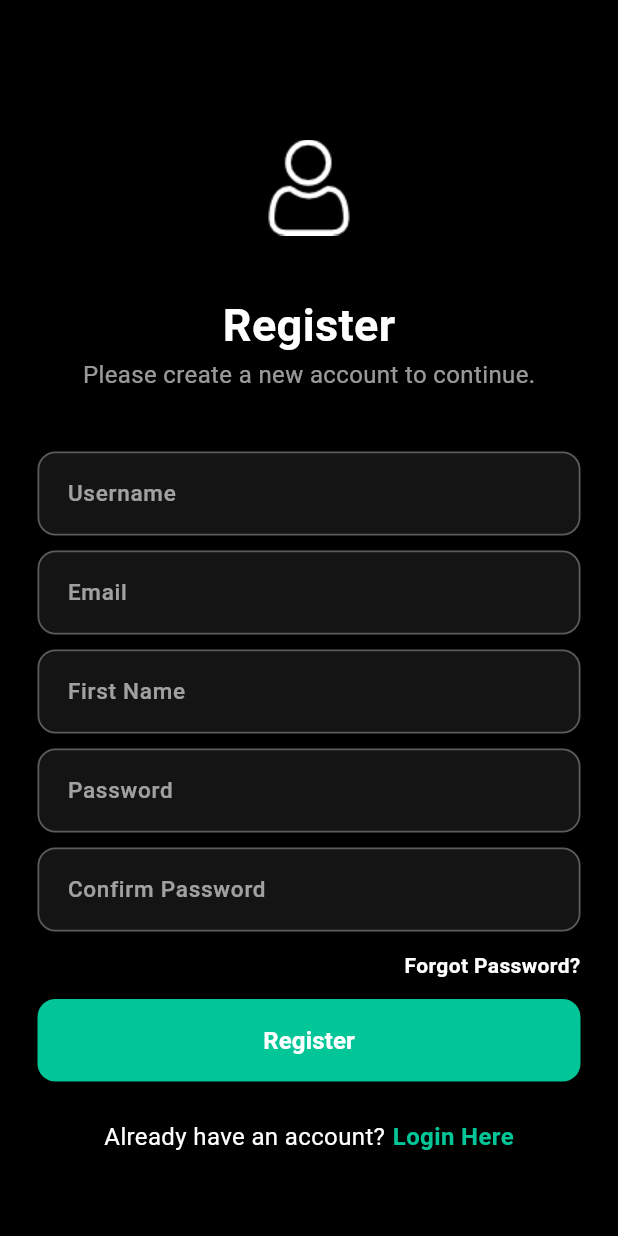
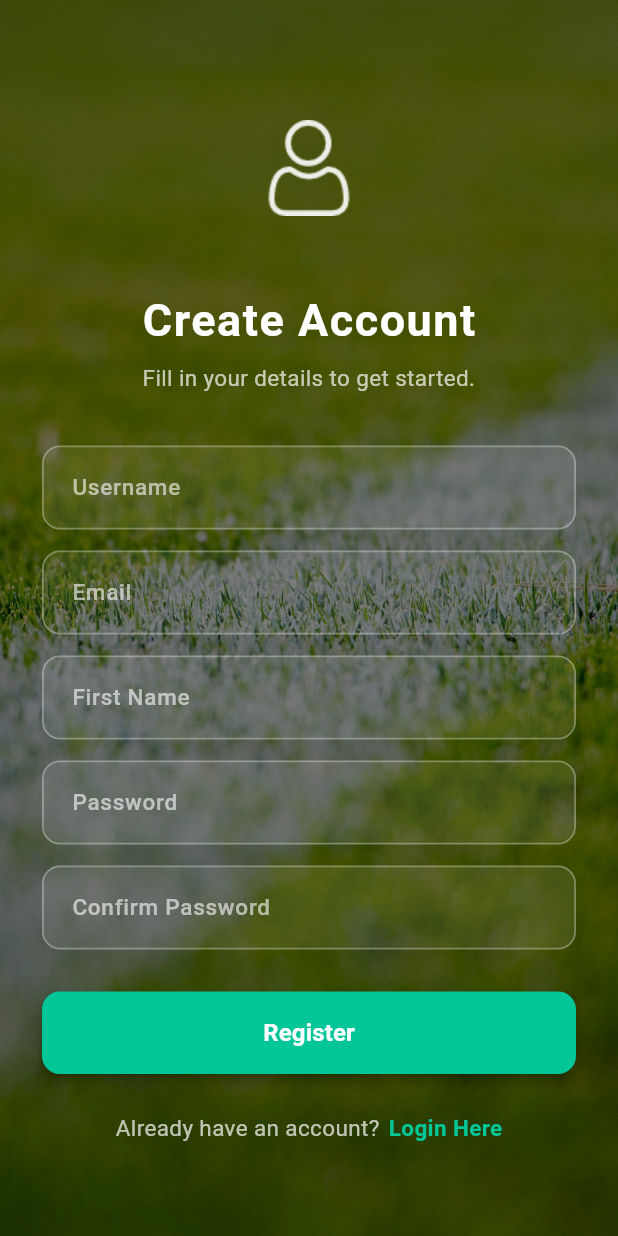
Before and after one commit to Sthabiso10/Wager-App, a Flutter app: the RegisterView screen opened directly, on a phone screen of 412 x 824 dp. Run offline on Flutter 3.47's test engine with Material 3 defaults, Android fonts, the phone set to English and light mode, and no system bars; our stand-ins replace cloud_firestore, firebase_auth, firebase_core, get_it, google_fonts, google_nav_bar and 1 more; accounts and stored records are empty; Roboto replaces fonts that are missing (Ubuntu).

Commit message:
Update register_view.dart

```diff
--- a/lib/app/register/register_view/register_view.dart
+++ b/lib/app/register/register_view/register_view.dart
@@ -21,103 +21,130 @@ class _RegisterViewState extends State<RegisterView> {
       viewModelBuilder: () => RegisterViewModel(),
       builder: (context, model, child) => Scaffold(
         resizeToAvoidBottomInset: false,
-        backgroundColor: backgroundColor,
-        body: Center(
+        body: Stack(
+          children: [
+            // Background image
+            Container(
+              decoration: const BoxDecoration(
+                image: DecorationImage(
+                  image: AssetImage('assets/wager_background.jpg'),
+                  fit: BoxFit.cover,
+                ),
+              ),
+            ),
+
+            // Dark overlay
+            Container(
+              color: Colors.black.withOpacity(0.55),
+            ),
+
+            // Content
+            Center(
               child: Padding(
-            padding: const EdgeInsets.all(25.0),
+                padding: const EdgeInsets.symmetric(horizontal: 28.0),
                 child: SingleChildScrollView(
                   child: Column(
-                mainAxisAlignment: MainAxisAlignment.center,
                     children: [
+                      // Logo
                       Image.asset(
                         'assets/user.png',
-                    height: 140,
+                        height: 120,
+                        color: Colors.white.withOpacity(0.9),
+                      ),
+
+                      const SizedBox(height: 20),
+
+                      // Title
+                      Text(
+                        'Create Account',
+                        style: TextStyle(
                           color: Colors.white,
+                          fontWeight: FontWeight.w700,
+                          fontSize: 30,
+                          letterSpacing: 1,
                         ),
-                  Text(
-                    'Register',
+                      ),
+
+                      const SizedBox(height: 6),
+
+                      // Subtitle
+                      const Text(
+                        'Fill in your details to get started.',
                         style: TextStyle(
-                        color: colorText,
-                        fontWeight: FontWeight.bold,
-                        fontSize: 30),
+                          color: Colors.white70,
+                          fontSize: 15,
                         ),
-                  const Text(
-                    'Please create a new account to continue.',
-                    style: TextStyle(color: Colors.white60, fontSize: 16),
+                        textAlign: TextAlign.center,
                       ),
-                  const SizedBox(
-                    height: 40,
-                  ),
+
+                      const SizedBox(height: 35),
+
+                      // Username
                       MyTextField(
                         hintText: 'Username',
                         obscureText: false,
-                      controller: model.userNameController),
-                  const SizedBox(
-                    height: 10,
+                        controller: model.userNameController,
                       ),
+                      const SizedBox(height: 14),
+
+                      // Email
                       MyTextField(
                         hintText: 'Email',
                         obscureText: false,
-                      controller: model.emailController),
-                  const SizedBox(
-                    height: 10,
+                        controller: model.emailController,
                       ),
+                      const SizedBox(height: 14),
+
+                      // First Name
                       MyTextField(
-                    hintText: 'First Name ',
+                        hintText: 'First Name',
                         obscureText: false,
                         controller: model.firstNameController,
                       ),
-                  const SizedBox(
-                    height: 10,
-                  ),
+                      const SizedBox(height: 14),
+
+                      // Password
                       MyTextField(
                         hintText: 'Password',
                         obscureText: true,
-                      controller: model.passwordController),
-                  const SizedBox(
-                    height: 10,
+                        controller: model.passwordController,
                       ),
+                      const SizedBox(height: 14),
+
+                      // Confirm Password
                       MyTextField(
                         hintText: 'Confirm Password',
                         obscureText: true,
                         controller: model.confirmPasswordController,
                       ),
-                  const SizedBox(
-                    height: 10,
-                  ),
-                  Row(
-                    mainAxisAlignment: MainAxisAlignment.end,
-                    children: [
-                      Text(
-                        'Forgot Password?',
-                        style: TextStyle(
-                            color: colorText, fontWeight: FontWeight.bold),
-                      ),
-                      const SizedBox(
-                        height: 25,
-                      ),
-                    ],
-                  ),
-                  const SizedBox(
-                    height: 10,
-                  ),
-                  MyButton(
+
+                      const SizedBox(height: 28),
+
+                      // Register Button
+                      SizedBox(
+                        width: double.infinity,
+                        child: MyButton(
                           text: 'Register',
                           onPressed: () {
                             model.registerUser(context);
                           },
                         ),
-                  const SizedBox(
-                    height: 25,
                       ),
-                  Row(mainAxisAlignment: MainAxisAlignment.center, children: [
-                    Text(
+
+                      const SizedBox(height: 25),
+
+                      // Login link
+                      Row(
+                        mainAxisAlignment: MainAxisAlignment.center,
+                        children: [
+                          const Text(
                             "Already have an account?",
-                      style: TextStyle(color: colorText, fontSize: 16),
+                            style: TextStyle(
+                              color: Colors.white70,
+                              fontSize: 15,
                             ),
-                    const SizedBox(
-                      width: 5,
                           ),
+                          const SizedBox(width: 6),
                           GestureDetector(
                             onTap: widget.onTap,
                             child: Text(
@@ -125,15 +152,21 @@ class _RegisterViewState extends State<RegisterView> {
                               style: TextStyle(
                                 color: colorAccent,
                                 fontWeight: FontWeight.bold,
-                            fontSize: 16),
+                                fontSize: 15,
+                              ),
                             ),
                           )
-                  ]),
+                        ],
+                      ),
+
+                      const SizedBox(height: 10),
                     ],
                   ),
                 ),
               ),
             ),
+          ],
+        ),
       ),
     );
   }
```
Lines whose indentation alone changed are shown as unchanged.
